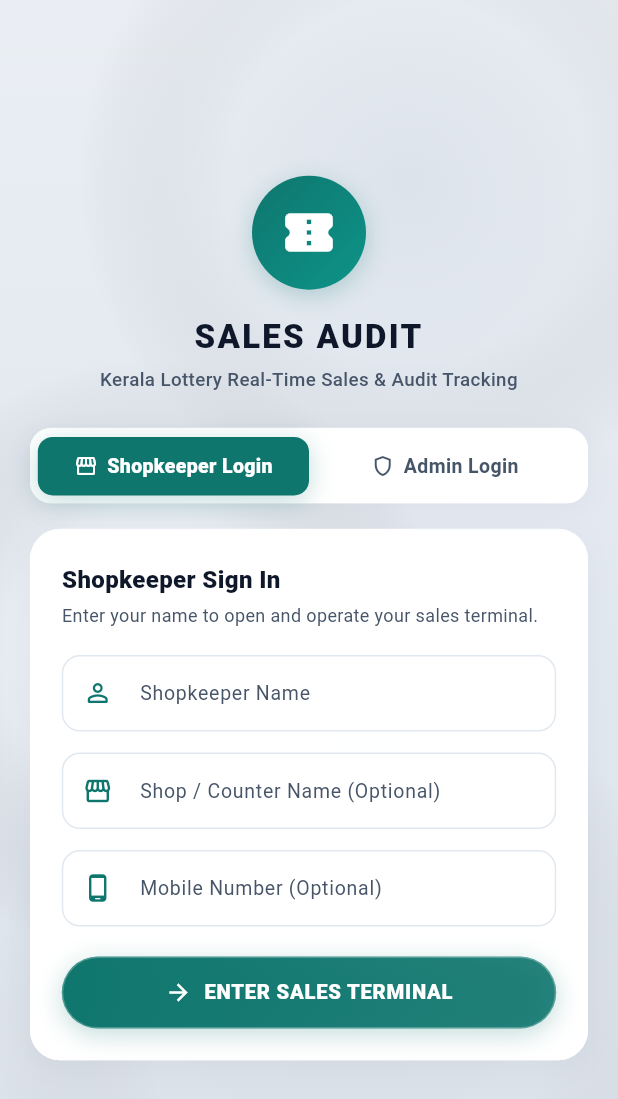
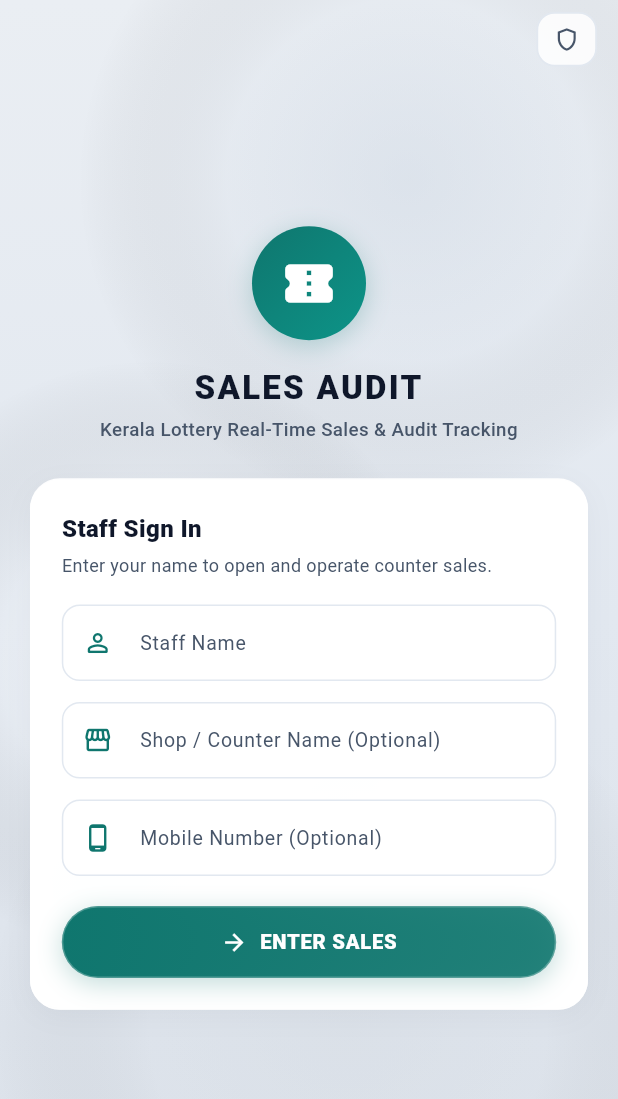
Before and after one commit to satsujinalma/Sales-Auditor, a Flutter app: the screen it shows after launch, on a phone screen of 412 x 824 dp. Shown: the top 1099 px of the screen. Run offline on Flutter 3.47's test engine with Material 3 defaults, Android fonts, the phone set to English and light mode, and no system bars; our stand-ins replace cloud_firestore, firebase_core, shared_preferences; accounts and stored records are empty.

Commit message:
Revamp login UI: rename to Staff Sign In, change button to ENTER SALES, and place Admin Login behind top-right shield icon

```diff
--- a/lib/screens/auth/phone_login_screen.dart
+++ b/lib/screens/auth/phone_login_screen.dart
@@ -14,9 +14,9 @@ class PhoneLoginScreen extends StatefulWidget {
 }
 
 class _PhoneLoginScreenState extends State<PhoneLoginScreen> {
-  int _selectedTab = 0; // 0: Shopkeeper, 1: Admin
+  bool _isAdminView = false;
 
-  // Shopkeeper Login controllers
+  // Staff Login controllers
   final _nameController = TextEditingController();
   final _shopNameController = TextEditingController();
   final _phoneController = TextEditingController();
@@ -46,7 +46,10 @@ class _PhoneLoginScreenState extends State<PhoneLoginScreen> {
       backgroundColor: LiquidGlassColors.background,
       body: LiquidGlowBackground(
         child: SafeArea(
-          child: Center(
+          child: Stack(
+            children: [
+              // Main Scrollable Content
+              Center(
                 child: SingleChildScrollView(
                   padding: const EdgeInsets.symmetric(horizontal: 20, vertical: 24),
                   child: Column(
@@ -60,7 +63,7 @@ class _PhoneLoginScreenState extends State<PhoneLoginScreen> {
                           height: 76,
                           decoration: BoxDecoration(
                             gradient: LinearGradient(
-                          colors: _selectedTab == 0
+                              colors: !_isAdminView
                                   ? [
                                       LiquidGlassColors.accentEmerald,
                                       LiquidGlassColors.accentTeal,
@@ -74,13 +77,13 @@ class _PhoneLoginScreenState extends State<PhoneLoginScreen> {
                             ),
                             shape: BoxShape.circle,
                             boxShadow: LiquidGlassTheme.neonGlow(
-                          color: _selectedTab == 0
+                              color: !_isAdminView
                                   ? LiquidGlassColors.accentEmerald
                                   : LiquidGlassColors.accentViolet,
                             ),
                           ),
                           child: Icon(
-                        _selectedTab == 0
+                            !_isAdminView
                                 ? Icons.confirmation_number_rounded
                                 : Icons.admin_panel_settings_rounded,
                             color: Colors.white,
@@ -91,10 +94,10 @@ class _PhoneLoginScreenState extends State<PhoneLoginScreen> {
 
                       const SizedBox(height: 16),
 
-                  const Text(
-                    'SALES AUDIT',
+                      Text(
+                        !_isAdminView ? 'SALES AUDIT' : 'HEAD AUDITOR',
                         textAlign: TextAlign.center,
-                    style: TextStyle(
+                        style: const TextStyle(
                           fontSize: 22,
                           fontWeight: FontWeight.w900,
                           letterSpacing: 1.5,
@@ -102,10 +105,12 @@ class _PhoneLoginScreenState extends State<PhoneLoginScreen> {
                         ),
                       ),
                       const SizedBox(height: 4),
-                  const Text(
-                    'Kerala Lottery Real-Time Sales & Audit Tracking',
+                      Text(
+                        !_isAdminView
+                            ? 'Kerala Lottery Real-Time Sales & Audit Tracking'
+                            : 'Central Administration & Multi-Counter Monitor',
                         textAlign: TextAlign.center,
-                    style: TextStyle(
+                        style: const TextStyle(
                           fontSize: 12.5,
                           fontWeight: FontWeight.w500,
                           color: LiquidGlassColors.textSecondary,
@@ -114,108 +119,78 @@ class _PhoneLoginScreenState extends State<PhoneLoginScreen> {
 
                       const SizedBox(height: 24),
 
-                  // Mode Segmented Switcher
-                  LiquidGlassContainer(
-                    borderRadius: 14,
-                    padding: const EdgeInsets.all(4),
-                    child: Row(
-                      children: [
-                        Expanded(
-                          child: GestureDetector(
+                      // Form Card depending on selected view
+                      if (!_isAdminView)
+                        _buildStaffLoginForm(context, authProvider)
+                      else
+                        _buildAdminCredentialsForm(context, authProvider),
+                    ],
+                  ),
+                ),
+              ),
+
+              // Small Admin Shield Symbol on the Top-Right Side
+              Positioned(
+                top: 8,
+                right: 14,
+                child: Tooltip(
+                  message: _isAdminView ? 'Back to Staff Login' : 'Admin Login',
+                  child: Material(
+                    color: Colors.transparent,
+                    child: InkWell(
+                      key: const Key('admin_shield_button'),
+                      borderRadius: BorderRadius.circular(12),
                       onTap: () {
-                              if (_selectedTab != 0) {
-                                setState(() => _selectedTab = 0);
-                              }
+                        setState(() {
+                          _isAdminView = !_isAdminView;
+                        });
                       },
-                            child: AnimatedContainer(
-                              duration: const Duration(milliseconds: 200),
-                              padding: const EdgeInsets.symmetric(vertical: 10),
+                      child: Container(
+                        padding: const EdgeInsets.symmetric(horizontal: 10, vertical: 8),
                         decoration: BoxDecoration(
-                                color: _selectedTab == 0
-                                    ? LiquidGlassColors.accentEmerald
-                                    : Colors.transparent,
-                                borderRadius: BorderRadius.circular(10),
-                                boxShadow: _selectedTab == 0
+                          color: _isAdminView
+                              ? LiquidGlassColors.accentViolet.withValues(alpha: 0.18)
+                              : LiquidGlassColors.glassFillMedium,
+                          borderRadius: BorderRadius.circular(12),
+                          border: Border.all(
+                            color: _isAdminView
+                                ? LiquidGlassColors.accentViolet.withValues(alpha: 0.45)
+                                : LiquidGlassColors.glassBorderLight,
+                            width: 1.2,
+                          ),
+                          boxShadow: _isAdminView
                               ? LiquidGlassTheme.neonGlow(
-                                        color: LiquidGlassColors.accentEmerald,
-                                        intensity: 0.25,
+                                  color: LiquidGlassColors.accentViolet,
+                                  intensity: 0.20,
                                 )
                               : null,
                         ),
                         child: Row(
-                                mainAxisAlignment: MainAxisAlignment.center,
+                          mainAxisSize: MainAxisSize.min,
                           children: [
                             Icon(
-                                    Icons.storefront,
-                                    size: 16,
-                                    color: _selectedTab == 0
-                                        ? Colors.white
+                              _isAdminView
+                                  ? Icons.arrow_back_rounded
+                                  : Icons.shield_outlined,
+                              size: 18,
+                              color: _isAdminView
+                                  ? LiquidGlassColors.accentViolet
                                   : LiquidGlassColors.textSecondary,
                             ),
-                                  const SizedBox(width: 6),
-                                  Text(
-                                    'Shopkeeper Login',
+                            if (_isAdminView) ...[
+                              const SizedBox(width: 4),
+                              const Text(
+                                'Staff',
                                 style: TextStyle(
-                                      fontSize: 13,
-                                      fontWeight: _selectedTab == 0
-                                        ? FontWeight.w800
-                                        : FontWeight.w600,
-                                      color: _selectedTab == 0
-                                          ? Colors.white
-                                          : LiquidGlassColors.textSecondary,
+                                  fontSize: 11,
+                                  fontWeight: FontWeight.w700,
+                                  color: LiquidGlassColors.accentViolet,
                                 ),
                               ),
                             ],
+                          ],
                         ),
                       ),
-                          ),
-                        ),
-                        Expanded(
-                          child: GestureDetector(
-                            onTap: () {
-                              if (_selectedTab != 1) {
-                                setState(() => _selectedTab = 1);
-                              }
-                            },
-                            child: AnimatedContainer(
-                              duration: const Duration(milliseconds: 200),
-                              padding: const EdgeInsets.symmetric(vertical: 10),
-                              decoration: BoxDecoration(
-                                color: _selectedTab == 1
-                                    ? LiquidGlassColors.accentViolet
-                                    : Colors.transparent,
-                                borderRadius: BorderRadius.circular(10),
-                                boxShadow: _selectedTab == 1
-                                    ? LiquidGlassTheme.neonGlow(
-                                        color: LiquidGlassColors.accentViolet,
-                                        intensity: 0.25,
-                                      )
-                                    : null,
-                              ),
-                              child: Row(
-                                mainAxisAlignment: MainAxisAlignment.center,
-                                children: [
-                                  Icon(
-                                    Icons.shield_outlined,
-                                    size: 16,
-                                    color: _selectedTab == 1
-                                        ? Colors.white
-                                        : LiquidGlassColors.textSecondary,
-                                  ),
-                                  const SizedBox(width: 6),
-                                  Text(
-                                    'Admin Login',
-                                    style: TextStyle(
-                                      fontSize: 13,
-                                      fontWeight: _selectedTab == 1
-                                        ? FontWeight.w800
-                                        : FontWeight.w600,
-                                      color: _selectedTab == 1
-                                          ? Colors.white
-                                          : LiquidGlassColors.textSecondary,
-                                    ),
-                                  ),
-                                ],
                     ),
                   ),
                 ),
@@ -223,24 +198,11 @@ class _PhoneLoginScreenState extends State<PhoneLoginScreen> {
             ],
           ),
         ),
-
-                  const SizedBox(height: 18),
-
-                  // Form Card depending on selected tab
-                  if (_selectedTab == 0)
-                    _buildShopkeeperLoginForm(context, authProvider)
-                  else
-                    _buildAdminCredentialsForm(context, authProvider),
-                ],
-              ),
-            ),
-          ),
-        ),
       ),
     );
   }
 
-  Widget _buildShopkeeperLoginForm(
+  Widget _buildStaffLoginForm(
     BuildContext context,
     AuthProvider authProvider,
   ) {
@@ -253,7 +215,7 @@ class _PhoneLoginScreenState extends State<PhoneLoginScreen> {
           crossAxisAlignment: CrossAxisAlignment.start,
           children: [
             const Text(
-              'Shopkeeper Sign In',
+              'Staff Sign In',
               style: TextStyle(
                 fontSize: 16,
                 fontWeight: FontWeight.w800,
@@ -262,7 +224,7 @@ class _PhoneLoginScreenState extends State<PhoneLoginScreen> {
             ),
             const SizedBox(height: 4),
             const Text(
-              'Enter your name to open and operate your sales terminal.',
+              'Enter your name to open and operate counter sales.',
               style: TextStyle(fontSize: 12, color: LiquidGlassColors.textSecondary),
             ),
             const SizedBox(height: 18),
@@ -278,14 +240,14 @@ class _PhoneLoginScreenState extends State<PhoneLoginScreen> {
                 color: LiquidGlassColors.textPrimary,
               ),
               decoration: _buildInputDecoration(
-                labelText: 'Shopkeeper Name',
+                labelText: 'Staff Name',
                 hintText: 'Enter your name',
                 icon: Icons.person_outline_rounded,
                 accentColor: LiquidGlassColors.accentEmerald,
               ),
               validator: (value) {
                 if (value == null || value.trim().isEmpty) {
-                  return 'Please enter your name';
+                  return 'Please enter staff name';
                 }
                 return null;
               },
@@ -367,9 +329,9 @@ class _PhoneLoginScreenState extends State<PhoneLoginScreen> {
 
             const SizedBox(height: 20),
 
-            // Enter Terminal Button
+            // Enter Sales Button
             LiquidGlassButton(
-              label: 'ENTER SALES TERMINAL',
+              label: 'ENTER SALES',
               icon: Icons.arrow_forward,
               glowColor: LiquidGlassColors.accentEmerald,
               isLoading: authProvider.isLoggingIn,
@@ -550,6 +512,29 @@ class _PhoneLoginScreenState extends State<PhoneLoginScreen> {
                   ? null
                   : () => _handleAdminLogin(authProvider),
             ),
+
+            const SizedBox(height: 12),
+
+            Center(
+              child: TextButton.icon(
+                onPressed: () {
+                  setState(() => _isAdminView = false);
+                },
+                icon: const Icon(
+                  Icons.arrow_back_rounded,
+                  size: 15,
+                  color: LiquidGlassColors.textSecondary,
+                ),
+                label: const Text(
+                  'Back to Staff Login',
+                  style: TextStyle(
+                    fontSize: 12.5,
+                    fontWeight: FontWeight.w700,
+                    color: LiquidGlassColors.textSecondary,
+                  ),
+                ),
+              ),
+            ),
           ],
         ),
       ),
```
Also changed, not shown: 1 other file. Lines whose indentation alone changed are shown as unchanged.
